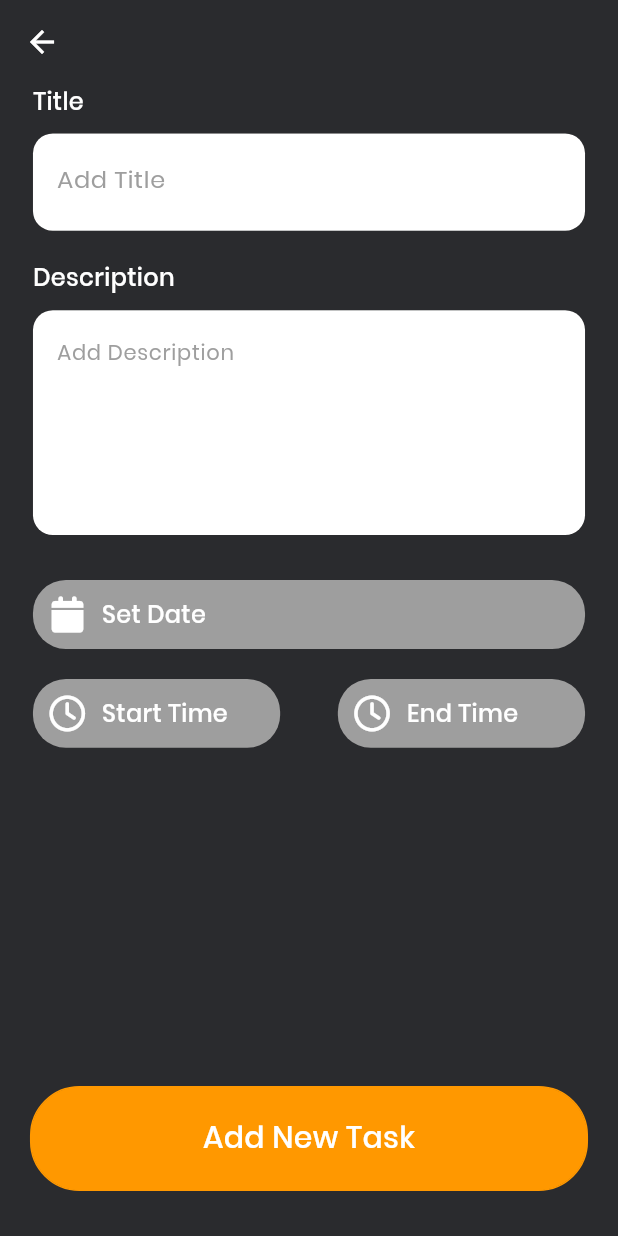
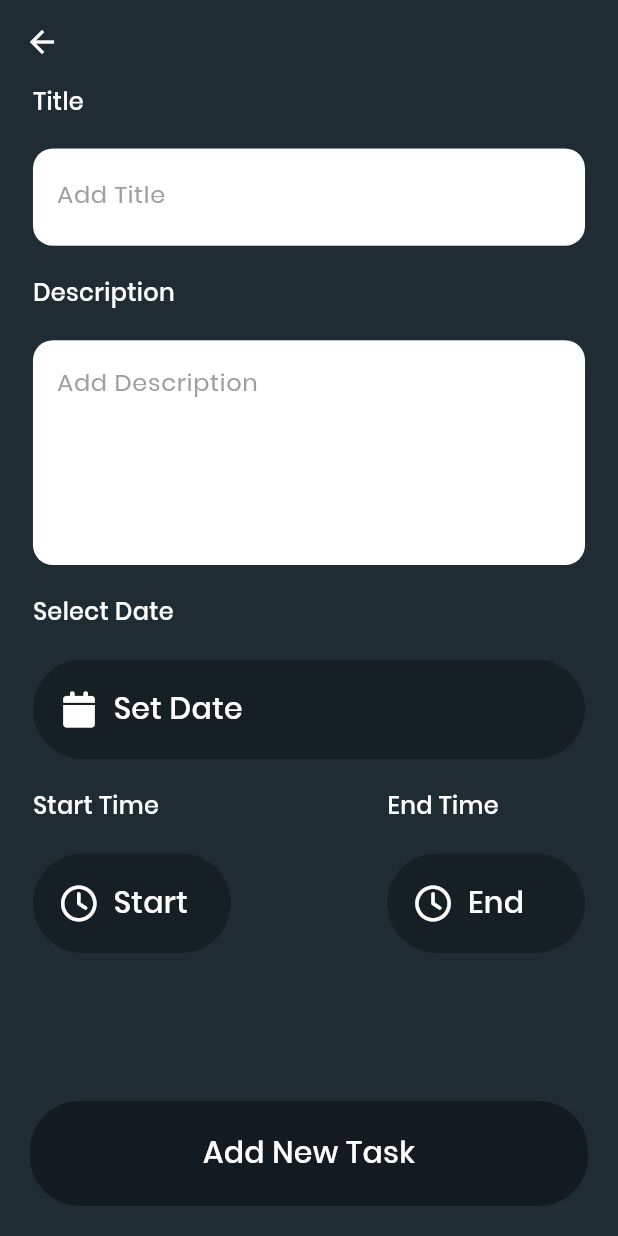
Before and after one commit to Samindu-Denuwan/ToDo, a Flutter app: the screen it shows after launch, tab 2 chosen, after a tap on the "add circle" icon, on a phone screen of 412 x 824 dp. Run offline on Flutter 3.47's test engine with Material 2 defaults, Android fonts, the light colour scheme and no system bars; drawn by our look-alikes of dynamic_color; our stand-ins replace country_picker, flutter_screenutil, flutter_vector_icons, google_fonts, hooks_riverpod, lottie and 4 more; missing offline and left inert: flutter_rounded_date_picker; accounts and stored records are empty; generated files the repository leaves out were written again.

Commit message:
Get today task from sqlite

```diff
--- a/lib/common/helpers/db_helper.dart
+++ b/lib/common/helpers/db_helper.dart
@@ -7,7 +7,7 @@ class DBHelper {
     await database.execute(
       "CREATE TABLE todos("
       'id INTEGER PRIMARY KEY AUTOINCREMENT,'
-      'title STRING, desc TEXT, date STRING, '
+      'title STRING, description TEXT, date STRING, '
       'startTime STRING, endTime STRING,'
       'remind INTEGER,  repeat STRING, '
       'isCompleted INTEGER'
@@ -23,7 +23,7 @@ class DBHelper {
   }
 
   static Future<sql.Database> db()async{
-    return sql.openDatabase("todo", version: 1,
+    return sql.openDatabase("tDo", version: 1,
     onCreate: (sql.Database database, int version)async{
       await createTables(database);
     });
@@ -69,7 +69,7 @@ class DBHelper {
   }
 
   static Future<int> updateItem(
-      int id, String title, String desc,
+      int id, String title, String description,
       int isCompleted,
       String date,
       String startTime,
@@ -78,7 +78,7 @@ class DBHelper {
 
     final data = {
       'title' : title,
-      'desc': desc,
+      'description': description,
       'isCompleted': isCompleted,
       'date': date,
       'statTime': startTime,
--- /dev/null
+++ b/lib/features/task/pages/add.dart
@@ -0,0 +1,228 @@
+import 'package:flutter/material.dart';
+import 'package:flutter/services.dart';
+import 'package:flutter_screenutil/flutter_screenutil.dart';
+import 'package:flutter_vector_icons/flutter_vector_icons.dart';
+import 'package:hooks_riverpod/hooks_riverpod.dart';
+import 'package:lottie/lottie.dart';
+import 'package:todo/common/models/task_model.dart';
+import 'package:todo/common/utils/constants.dart';
+import 'package:todo/common/widgets/widgets.dart';
+import 'package:flutter_rounded_date_picker/flutter_rounded_date_picker.dart';
+import 'package:todo/features/task/controllers/_todo/task_provider.dart';
+import 'package:todo/features/task/controllers/dates/dates_provider.dart';
+import 'package:todo/features/task/widgets/tile_widget.dart';
+
+
+
+class AddTask extends ConsumerStatefulWidget {
+  const AddTask({Key? key}) : super(key: key);
+
+  @override
+  ConsumerState<ConsumerStatefulWidget> createState() => _AddTaskState();
+}
+
+class _AddTaskState extends ConsumerState<AddTask> {
+  final TextEditingController titleController = TextEditingController();
+  final TextEditingController descController = TextEditingController();
+
+
+
+  @override
+  Widget build(BuildContext context) {
+    var scheduledDate = ref.watch(dateStateProvider);
+    var startTime = ref.watch(startTimeStateProvider);
+    var finishTime = ref.watch(finishTimeStateProvider);
+    return GestureDetector(
+      onTap: ()=>FocusScope.of(context).unfocus(),
+      child: Scaffold(
+        backgroundColor: AppConst.kGreyBk,
+        appBar: AppBar(
+          backgroundColor: Colors.transparent,
+          elevation: 0,
+          foregroundColor: Colors.white,
+          systemOverlayStyle: const SystemUiOverlayStyle(
+            systemNavigationBarColor: AppConst.kbkDark,
+              systemNavigationBarIconBrightness: Brightness.light
+          ),
+
+        ),
+        body: Column(
+          children: [
+            Expanded(
+              child: SingleChildScrollView(
+                padding: EdgeInsets.symmetric(horizontal: 20.w),
+                physics: const AlwaysScrollableScrollPhysics(),
+                keyboardDismissBehavior: ScrollViewKeyboardDismissBehavior.onDrag,
+                child: Column(
+                  crossAxisAlignment: CrossAxisAlignment.start,
+                  children: [
+                    ReusableText(text: "Title",
+                        style: appStyle(16, AppConst.kLight, FontWeight.w500)),
+                    const HeightSpacer(height: 20),
+                    CustomTextField(
+                        height: 65,
+                        keyboard: TextInputType.text,
+                        hint:"Add Title", controller: titleController,
+                        hintStyle: appStyle(16, Colors.grey.shade500, FontWeight.w400),
+                        style: appStyle(18, AppConst.kGreyLight, FontWeight.w600)),
+
+                    const HeightSpacer(height: 20),
+                    ReusableText(text: "Description",
+                        style: appStyle(16, AppConst.kLight, FontWeight.w500)),
+                    const HeightSpacer(height: 20),
+                    CustomTextField(
+                        height: 150,
+                        maxLine: 6,
+                        keyboard: TextInputType.text,
+                        hint:"Add Description", controller: descController,
+                        hintStyle: appStyle(16, Colors.grey.shade500, FontWeight.w400),
+                        style: appStyle(16, AppConst.kGreyLight, FontWeight.w500)),
+                    const HeightSpacer(height: 20),
+                    ReusableText(text: "Select Date",
+                        style: appStyle(16, AppConst.kLight, FontWeight.w500)),
+                    const HeightSpacer(height: 20),
+                    GestureDetector(
+                      onTap:() async {
+                        FocusScope.of(context).unfocus();
+                        DateTime? newDate = await showRoundedDatePicker(
+                          context: context,
+                          barrierDismissible: false,
+                          theme: ThemeData(
+                              primarySwatch: Colors.orange,
+                              brightness: Brightness.dark
+                          ),
+                          fontFamily: 'Poppins',
+                          height: AppConst.kHeight/2.85,
+                          styleDatePicker: MaterialRoundedDatePickerStyle(
+                              paddingDateYearHeader: EdgeInsets.all(5.w),
+                          paddingMonthHeader: EdgeInsets.symmetric(vertical: 5.h),
+                          paddingActionBar: EdgeInsets.zero),
+                          initialDate: DateTime.now(),
+                          firstDate: DateTime.now().subtract(const Duration(days: 1)),
+                          lastDate: DateTime(DateTime.now().year + 2),
+                          borderRadius: 16,
+                        );
+                       newDate!=null? ref.read(dateStateProvider.notifier).setDate(newDate.toString()):"";
+                      },
+                      child: TileWidget(
+                          width:AppConst.kWidth,
+                          icon: FontAwesome.calendar,
+                          text: scheduledDate==''?"Set Date": scheduledDate.substring(0,10)),
+                    ),
+                    const HeightSpacer(height: 20),
+                    Row(
+                      mainAxisAlignment: MainAxisAlignment.spaceBetween,
+                      children: [
+                        Column(
+                          crossAxisAlignment: CrossAxisAlignment.start,
+                          children: [
+                            ReusableText(text: "Start Time",
+                                style: appStyle(16, AppConst.kLight, FontWeight.w500)),
+                            const HeightSpacer(height: 20),
+                            GestureDetector(
+                              onTap:() async {
+                                final timeStart = await showRoundedTimePicker(
+                                  context: context,
+                                  barrierDismissible: false,
+                                  theme: ThemeData(
+                                      primarySwatch: Colors.orange,
+                                      brightness: Brightness.dark
+                                  ),
+                                  fontFamily: 'Poppins',
+                                  initialTime: TimeOfDay.now(),
+                                );
+                                timeStart!=null? ref.read(startTimeStateProvider.notifier).setStart(timeStart.toString()):"";
+                              },
+                              child: TileWidget(
+                                  width: 120,
+                                  icon: FontAwesome.clock_o,
+                                  text: startTime==''?"Start": startTime.substring(10,15)
+                              ),
+                            ),
+                          ],
+                        ),
+                        Column(
+                          crossAxisAlignment: CrossAxisAlignment.start,
+                          children: [
+                            ReusableText(text: "End Time",
+                                style: appStyle(16, AppConst.kLight, FontWeight.w500)),
+                            const HeightSpacer(height: 20),
+                            GestureDetector(
+                              onTap:() async {
+                                final timeFinish = await showRoundedTimePicker(
+                                  context: context,
+                                  barrierDismissible: false,
+                                  theme: ThemeData(
+                                      primarySwatch: Colors.orange,
+                                      brightness: Brightness.dark
+                                  ),
+                                  fontFamily: 'Poppins',
+                                  initialTime: TimeOfDay.now(),
+
+                                );
+                                timeFinish!=null? ref.read(finishTimeStateProvider.notifier).setFinish(timeFinish.toString()):"";
+
+                              },
+                              child:  TileWidget(
+                                  width: 120,
+                                  icon: FontAwesome.clock_o,
+                                  text: finishTime==''?"End": finishTime.substring(10,15)),
+                            ),
+                          ],
+                        ),
+                      ],
+                    ),
+                    const HeightSpacer(height: 20),
+
+                  ],
+                ),
+              ),
+            ),
+          ],
+        ),
+        bottomNavigationBar:  Padding(
+          padding:  EdgeInsets.symmetric(vertical: 20.h, horizontal: 20.h),
+          child: CustomOutlineBtn(
+              onTap: (){
+                if(titleController.text.isNotEmpty &&
+                descController.text.isNotEmpty&&
+                scheduledDate.isNotEmpty&&
+                startTime.isNotEmpty&&
+                finishTime.isNotEmpty){
+                  Task task = Task(
+                    title: titleController.text,
+                    description: descController.text,
+                    isCompleted: 0,
+                    date: scheduledDate.substring(0,10),
+                    startTime: startTime.substring(10,15),
+                    endTime: finishTime.substring(10,15),
+                    remind: 0,
+                    repeat: "yes",
+                  );
+                  ref.read(todoStateProvider.notifier).addItem(task);
+                  ref.read(dateStateProvider.notifier).setDate("");
+                  ref.read(startTimeStateProvider.notifier).setStart("");
+                  ref.read(finishTimeStateProvider.notifier).setFinish("");
+                  titleController.clear();
+                  descController.clear();
+                  print("Added");
+                  Navigator.pop(context);
+                }else{
+                  print("Failed");
+                }
+              },
+              margin: 0,
+              width: AppConst.kWidth,
+              borderColor: Colors.transparent,
+              backColor:titleController.text.isNotEmpty &&
+                  descController.text.isNotEmpty&&
+                  scheduledDate.isNotEmpty&&
+                  startTime.isNotEmpty&&
+                  finishTime.isNotEmpty? Colors.orange: Theme.of(context).disabledColor,
+              txtColor: Colors.white,
+              text: "Add New Task"),
+        ),
+      ),
+    );
+  }
+}
--- a/lib/features/todo/pages/home_page.dart
+++ b/lib/features/task/pages/home_page.dart
@@ -1,18 +1,18 @@
 import 'package:flutter/material.dart';
+import 'package:flutter/services.dart';
 import 'package:flutter_screenutil/flutter_screenutil.dart';
 import 'package:flutter_vector_icons/flutter_vector_icons.dart';
 import 'package:hooks_riverpod/hooks_riverpod.dart';
+import 'package:todo/common/models/task_model.dart';
 import 'package:todo/common/utils/constants.dart';
 import 'package:todo/common/widgets/reusable_text.dart';
 import 'package:todo/common/widgets/widgets.dart';
-import 'package:todo/features/todo/controllers/dates/dates_provider.dart';
-import 'package:todo/features/todo/controllers/xpansion_provider.dart';
-import 'package:todo/features/todo/pages/add.dart';
-import 'package:flutter_datetime_picker_plus/flutter_datetime_picker_plus.dart'
-as picker;
+import 'package:todo/features/task/controllers/_todo/task_provider.dart';
+import 'package:todo/features/task/controllers/xpansion_provider.dart';
+import 'package:todo/features/task/pages/add.dart';
+import 'package:todo/features/task/widgets/tile_todo.dart';
 
-import 'package:todo/features/todo/widgets/tile_todo.dart';
-import 'package:todo/features/todo/widgets/tile_widget.dart';
+
 
 class HomePage extends ConsumerStatefulWidget {
   const HomePage({Key? key}) : super(key: key);
@@ -28,7 +28,9 @@ class _HomePageState extends ConsumerState<HomePage> with TickerProviderStateMix
 
   @override
   Widget build(BuildContext context) {
+    ref.watch(todoStateProvider.notifier).refresh();
     return Scaffold(
+      backgroundColor: AppConst.kGreyBk,
       appBar: AppBar(
         backgroundColor: Colors.transparent,
         automaticallyImplyLeading: false,
@@ -47,7 +49,6 @@ class _HomePageState extends ConsumerState<HomePage> with TickerProviderStateMix
                       borderRadius: BorderRadius.circular(30.sp),
                       splashColor: AppConst.kGreyLight,
                       onTap: (){
-
                         Navigator.push(context, MaterialPageRoute(builder: (context) => const AddTask(),));
                       },
                         child: Icon(Icons.add_circle_rounded, color: Colors.white, size: 30.sp,))
@@ -78,6 +79,10 @@ class _HomePageState extends ConsumerState<HomePage> with TickerProviderStateMix
             ],
 
           ),),
+        systemOverlayStyle: const SystemUiOverlayStyle(
+          systemNavigationBarColor: AppConst.kbkDark,
+          systemNavigationBarIconBrightness: Brightness.light
+        ),
       ),
       body: SafeArea(
           child: GestureDetector(
@@ -96,7 +101,6 @@ class _HomePageState extends ConsumerState<HomePage> with TickerProviderStateMix
                   ),
                   HeightSpacer(height: 20.h),
                   Container(
-
                     child: TabBar(
                         controller: tabController,
                         physics: const AlwaysScrollableScrollPhysics(),
@@ -148,22 +152,7 @@ class _HomePageState extends ConsumerState<HomePage> with TickerProviderStateMix
                             Container(
                               color: Colors.white.withOpacity(0.3),
                               height: AppConst.kHeight*0.3,
-                              child: ListView(
-                                children: [
-                                  TodoTile(
-                                    start: "03:00",
-                                    end: "05:00",
-                                    switcher: Switch(
-                                      activeColor: Colors.white,
-                                        activeTrackColor: Colors.orange,
-                                        inactiveTrackColor: Colors.grey,
-                                        value: true,
-
-                                        onChanged: (value){}),
-
-                                  ),
-                                ],
-                              ),
+                              child: TodayTask(),
                             ),
                             Container(
                               color: Colors.white.withOpacity(0.3),
@@ -238,9 +227,6 @@ class _HomePageState extends ConsumerState<HomePage> with TickerProviderStateMix
                       ]
                   ),
 
-
-
-
                 ],
               ),
 
@@ -252,9 +238,41 @@ class _HomePageState extends ConsumerState<HomePage> with TickerProviderStateMix
 
   }
 
+}
 
+class TodayTask extends ConsumerWidget {
+  const TodayTask({
+    super.key,
+  });
 
+  @override
+  Widget build(BuildContext context, WidgetRef ref) {
+   List<Task> listData =  ref.watch(todoStateProvider);
+   String today = ref.read(todoStateProvider.notifier).getToday();
+   var todayList = listData
+        .where((element) =>
+    element.isCompleted == 0 &&
+        element.date!.contains(today) ).toList();
+   return ListView.builder(
+      itemCount: todayList.length,
+        itemBuilder: (context, index) {
+        final data = todayList[index];
+          return TodoTile(
+            title: data.title,
+            description: data.description,
+            start: data.startTime,
+            end: data.endTime,
+            color: AppConst.kYellow,
+            switcher: Switch(
+                activeColor: Colors.white,
+                activeTrackColor: Colors.orange,
+                inactiveTrackColor: Colors.grey,
+                value: true,
+                onChanged: (value){}),
 
+          );
+        },);
+  }
 }
 
 // showModalBottomSheet(
--- a/lib/features/todo/widgets/tile_widget.dart
+++ b/lib/features/task/widgets/tile_widget.dart
@@ -14,17 +14,17 @@ class TileWidget extends StatelessWidget {
   Widget build(BuildContext context) {
     return Container(
       decoration: BoxDecoration(
-          borderRadius: BorderRadius.circular(20.w),
-          color: Colors.grey
+          borderRadius: BorderRadius.circular(30.w),
+          color: Colors.black.withOpacity(0.3),
       ),
       width: width!.w,
       child: Padding(
-        padding:  EdgeInsets.all(10.w),
+        padding:  EdgeInsets.all(17.w),
         child: Row(
           children: [
             Icon(icon, color: Colors.white,),
             WidthSpacer(width: 10),
-            ReusableText(text: text, style: appStyle(16, AppConst.kLight, FontWeight.w500)),
+            ReusableText(text: text, style: appStyle(20, AppConst.kLight, FontWeight.w500)),
           ],
         ),
       ),
--- a/lib/features/todo/pages/add.dart
+++ /dev/null
@@ -1,156 +0,0 @@
-import 'package:flutter/material.dart';
-import 'package:flutter_screenutil/flutter_screenutil.dart';
-import 'package:flutter_vector_icons/flutter_vector_icons.dart';
-import 'package:hooks_riverpod/hooks_riverpod.dart';
-import 'package:lottie/lottie.dart';
-import 'package:todo/common/utils/constants.dart';
-import 'package:todo/common/widgets/widgets.dart';
-import 'package:todo/features/todo/controllers/dates/dates_provider.dart';
-import 'package:todo/features/todo/widgets/tile_widget.dart';
-import 'package:todo/generated/assets.dart';
-import 'package:flutter_rounded_date_picker/flutter_rounded_date_picker.dart';
-
-
-
-class AddTask extends ConsumerStatefulWidget {
-  const AddTask({Key? key}) : super(key: key);
-
-  @override
-  ConsumerState<ConsumerStatefulWidget> createState() => _AddTaskState();
-}
-
-class _AddTaskState extends ConsumerState<AddTask> {
-  final TextEditingController titleController = TextEditingController();
-  final TextEditingController descController = TextEditingController();
-
-
-
-  @override
-  Widget build(BuildContext context) {
-    var scheduledDate = ref.watch(dateStateProvider);
-    var startTime = ref.watch(startTimeStateProvider);
-    var finishTime = ref.watch(finishTimeStateProvider);
-    return GestureDetector(
-      onTap: ()=>FocusScope.of(context).unfocus(),
-      child: Scaffold(
-        appBar: AppBar(
-          backgroundColor: Colors.transparent,
-          elevation: 0,
-          foregroundColor: Colors.white,
-
-        ),
-        body: Padding(
-            padding: EdgeInsets.symmetric(horizontal: 20.w),
-          child: ListView(
-            children: [
-              ReusableText(text: "Title",
-                  style: appStyle(16, AppConst.kLight, FontWeight.w500)),
-              const HeightSpacer(height: 10),
-              CustomTextField(
-                  height: 65,
-                  keyboard: TextInputType.text,
-                  hint:"Add Title", controller: titleController,
-                  hintStyle: appStyle(16, Colors.grey.shade500, FontWeight.w400),
-                  style: appStyle(18, AppConst.kGreyLight, FontWeight.w600)),
-
-              const HeightSpacer(height: 20),
-              ReusableText(text: "Description",
-                  style: appStyle(16, AppConst.kLight, FontWeight.w500)),
-              const HeightSpacer(height: 10),
-              CustomTextField(
-                  height: 150,
-                  maxLine: 6,
-                  keyboard: TextInputType.text,
-                  hint:"Add Description", controller: descController,
-                  hintStyle: appStyle(14, Colors.grey.shade500, FontWeight.w400),
-                  style: appStyle(16, AppConst.kGreyLight, FontWeight.w500)),
-              const HeightSpacer(height: 30),
-              GestureDetector(
-                onTap:() async {
-                  DateTime? newDate = await showRoundedDatePicker(
-                    context: context,
-                    barrierDismissible: false,
-                    theme: ThemeData(
-                        primarySwatch: Colors.orange,
-                        brightness: Brightness.dark
-                    ),
-                    fontFamily: 'Poppins',
-                    height: AppConst.kHeight/2.7,
-                    initialDate: DateTime.now(),
-                    firstDate: DateTime(DateTime.now().year),
-                    lastDate: DateTime(DateTime.now().year + 2),
-                    borderRadius: 16,
-
-                  );
-                  ref.read(dateStateProvider.notifier).setDate(newDate.toString());
-
-                },
-                child: TileWidget(
-                    width: AppConst.kWidth,
-                    icon: FontAwesome.calendar,
-                    text: scheduledDate==''?"Set Date": scheduledDate.substring(0,10)),
-              ),
-              const HeightSpacer(height: 20),
-              Row(
-                mainAxisAlignment: MainAxisAlignment.spaceBetween,
-                children: [
-                  GestureDetector(
-                    onTap:() async {
-                      final timeStart = await showRoundedTimePicker(
-                        context: context,
-                        theme: ThemeData(
-                            primarySwatch: Colors.orange,
-                            brightness: Brightness.dark
-                        ),
-                        fontFamily: 'Poppins',
-                        initialTime: TimeOfDay.now(),
-                      );
-                      ref.read(startTimeStateProvider.notifier).setStart(timeStart.toString());
-                    },
-                    child: TileWidget(
-                        width: 150,
-                        icon: FontAwesome.clock_o,
-                        text: startTime==''?"Start Time": startTime.substring(10,15)
-                    ),
-                  ),
-                  const HeightSpacer(height: 20),
-                  GestureDetector(
-                    onTap:() async {
-                      final timeFinish = await showRoundedTimePicker(
-                        context: context,
-                        theme: ThemeData(
-                            primarySwatch: Colors.orange,
-                            brightness: Brightness.dark
-                        ),
-                        fontFamily: 'Poppins',
-                        initialTime: TimeOfDay.now(),
-                      );
-                      ref.read(finishTimeStateProvider.notifier).setFinish(timeFinish.toString());
-
-                    },
-                    child:  TileWidget(
-                        width: 150,
-                        icon: FontAwesome.clock_o,
-                        text: finishTime==''?"End Time": finishTime.substring(10,15)),
-                  ),
-                ],
-              ),
-
-            ],
-          ),
-        ),
-        bottomNavigationBar:  Padding(
-          padding:  EdgeInsets.symmetric(vertical: 30.h, horizontal: 20.h),
-          child: CustomOutlineBtn(
-              onTap: (){},
-              margin: 0,
-              width: AppConst.kWidth,
-              borderColor: Colors.orange,
-              backColor: Colors.orange,
-              txtColor: Colors.white,
-              text: "Add New Task"),
-        ),
-      ),
-    );
-  }
-}
--- a/lib/main.dart
+++ b/lib/main.dart
@@ -4,8 +4,7 @@ import 'package:flutter/material.dart';
 import 'package:flutter/services.dart';
 import 'package:todo/common/utils/constants.dart';
 import 'package:todo/features/onBoarding/pages/onBoarding_page.dart';
-import 'package:todo/features/todo/pages/add.dart';
-import 'package:todo/features/todo/pages/home_page.dart';
+import 'package:todo/features/task/pages/home_page.dart';
 import 'package:flutter_screenutil/flutter_screenutil.dart';
 import 'package:hooks_riverpod/hooks_riverpod.dart';
 void main() {
```
Also changed, not shown: lib/features/task/controllers/_todo/task_provider.dart (renamed from lib/features/todo/controllers/todo/todo_provider.dart, +7 -7 lines), lib/features/task/controllers/_todo/task_provider.g.dart (added), lib/features/task/controllers/dates/dates_provider.dart (renamed from lib/features/todo/controllers/dates/dates_provider.dart), lib/features/task/controllers/dates/dates_provider.g.dart, lib/features/task/controllers/xpansion_provider.dart (renamed from lib/features/todo/controllers/xpansion_provider.dart), lib/features/task/widgets/tile_todo.dart (renamed from lib/features/todo/widgets/tile_todo.dart).
